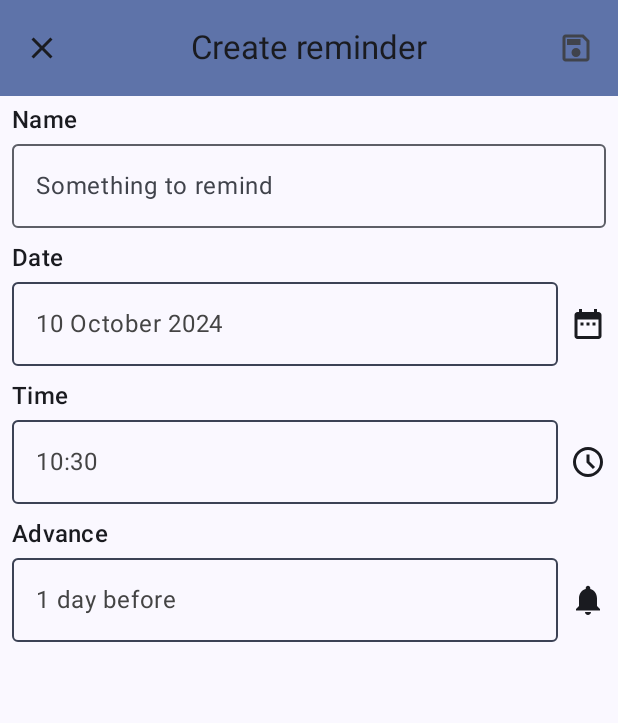
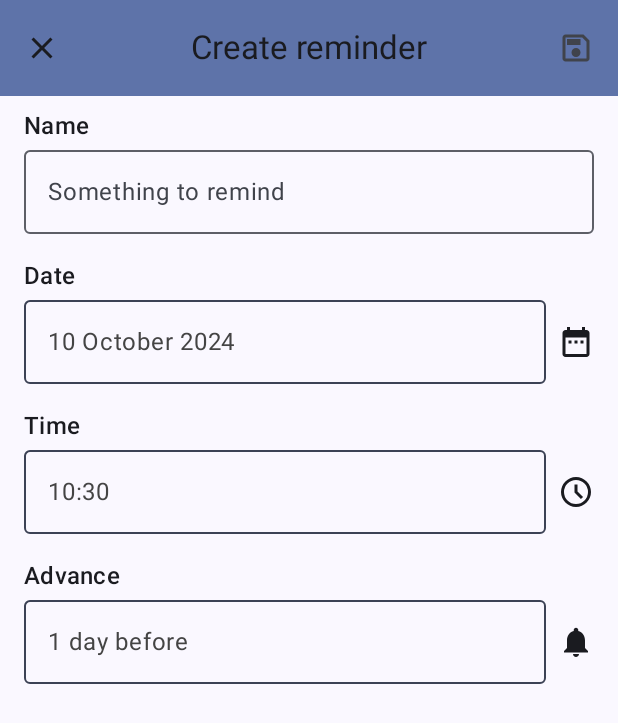
Before and after one commit to gzaber/RemindMe, an Android app built with Jetpack Compose: the AddEditScreen screen opened through its navigation route, on a phone screen of 412 x 824 dp. Shown: the top 723 px of the screen. Run offline under Robolectric (Android 15) with nearby library versions, the phone set to English and light mode, and no system bars.

Commit message:
feat: improve paddings

```diff
--- a/app/src/main/java/com/gzaber/remindme/ui/addedit/composable/AddEditContent.kt
+++ b/app/src/main/java/com/gzaber/remindme/ui/addedit/composable/AddEditContent.kt
@@ -42,7 +42,7 @@ fun AddEditContent(
 
     ) {
         Column(
-            modifier = Modifier.padding(horizontal = 8.dp, vertical = 4.dp)
+            modifier = Modifier.padding(horizontal = 16.dp, vertical = 8.dp)
         ) {
             Text(
                 text = stringResource(R.string.add_edit_name_title),
@@ -58,7 +58,7 @@ fun AddEditContent(
             )
         }
         InputSelector(
-            modifier = Modifier.padding(horizontal = 8.dp, vertical = 4.dp),
+            modifier = Modifier.padding(horizontal = 16.dp, vertical = 8.dp),
             title = R.string.add_edit_date_title,
             textValue = dateValue,
             icon = Icons.Default.DateRange,
@@ -66,7 +66,7 @@ fun AddEditContent(
             onClick = onDateButtonClick
         )
         InputSelector(
-            modifier = Modifier.padding(horizontal = 8.dp, vertical = 4.dp),
+            modifier = Modifier.padding(horizontal = 16.dp, vertical = 8.dp),
             title = R.string.add_edit_time_title,
             textValue = timeValue,
             icon = ImageVector.vectorResource(R.drawable.schedule),
@@ -74,7 +74,7 @@ fun AddEditContent(
             onClick = onTimeButtonClick
         )
         InputSelector(
-            modifier = Modifier.padding(horizontal = 8.dp, vertical = 4.dp),
+            modifier = Modifier.padding(horizontal = 16.dp, vertical = 8.dp),
             title = R.string.add_edit_advance_title,
             textValue = "$advanceValue ${stringResource(R.string.add_edit_advance_value_suffix)}",
             icon = Icons.Default.Notifications,
--- a/app/src/main/java/com/gzaber/remindme/ui/reminders/composable/RemindersContent.kt
+++ b/app/src/main/java/com/gzaber/remindme/ui/reminders/composable/RemindersContent.kt
@@ -5,6 +5,7 @@ import androidx.compose.foundation.layout.fillMaxSize
 import androidx.compose.foundation.layout.padding
 import androidx.compose.foundation.lazy.LazyColumn
 import androidx.compose.foundation.lazy.items
+import androidx.compose.material3.HorizontalDivider
 import androidx.compose.runtime.Composable
 import androidx.compose.runtime.mutableIntStateOf
 import androidx.compose.runtime.mutableStateOf
@@ -40,7 +41,7 @@ fun RemindersContent(
         ) {
             items(reminders, key = { it.id }) { reminder ->
                 ReminderListItem(
-                    modifier = Modifier.padding(horizontal = 8.dp, vertical = 4.dp),
+                    modifier = Modifier.padding(horizontal = 16.dp, vertical = 8.dp),
                     name = reminder.name,
                     expiration = reminder.formattedExpiration,
                     color = when (reminder.expirationStatus) {
@@ -56,6 +57,7 @@ fun RemindersContent(
                         showDeleteDialog.value = true
                     }
                 )
+                HorizontalDivider()
             }
         }
     }
```
Also changed, not shown: app/src/main/java/com/gzaber/remindme/ui/reminders/composable/ReminderListItem.kt (+2 -6 lines).
